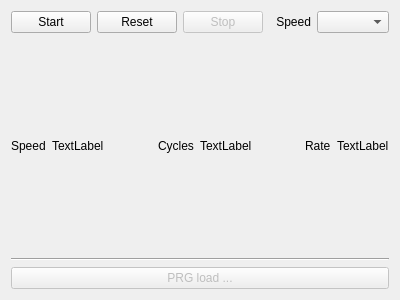
Before: the Qt Designer form Gui/Emulator/EmulatorControlWidget.ui in mzsoftsoftware/C64Foundry, drawn with Qt 5.
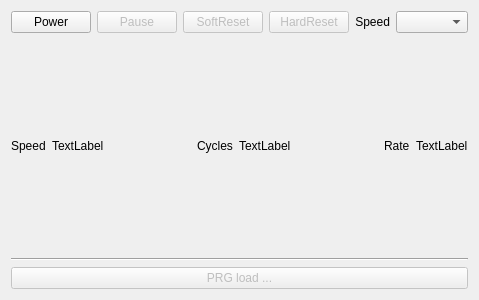
After: the same form once the commit is applied.

```diff
--- a/Gui/Emulator/EmulatorControlWidget.ui
+++ b/Gui/Emulator/EmulatorControlWidget.ui
@@ -19,15 +19,24 @@
      <item>
       <widget class="QPushButton" name="pushButton_Start">
        <property name="text">
-        <string>Start</string>
+        <string>Power</string>
        </property>
+       <property name="checkable">
+        <bool>true</bool>
+       </property>
       </widget>
      </item>
      <item>
-      <widget class="QPushButton" name="pushButton_Reset">
+      <widget class="QPushButton" name="pushButton_Pause">
+       <property name="enabled">
+        <bool>false</bool>
+       </property>
        <property name="text">
-        <string>Reset</string>
+        <string>Pause</string>
        </property>
+       <property name="checkable">
+        <bool>true</bool>
+       </property>
       </widget>
      </item>
      <item>
@@ -36,7 +45,17 @@
         <bool>false</bool>
        </property>
        <property name="text">
-        <string>Stop</string>
+        <string>SoftReset</string>
+       </property>
+      </widget>
+     </item>
+     <item>
+      <widget class="QPushButton" name="pushButton_HardReset">
+       <property name="enabled">
+        <bool>false</bool>
+       </property>
+       <property name="text">
+        <string>HardReset</string>
        </property>
       </widget>
      </item>
```
Left out of the diff: 4 changed lines with no effect on the pictures.
